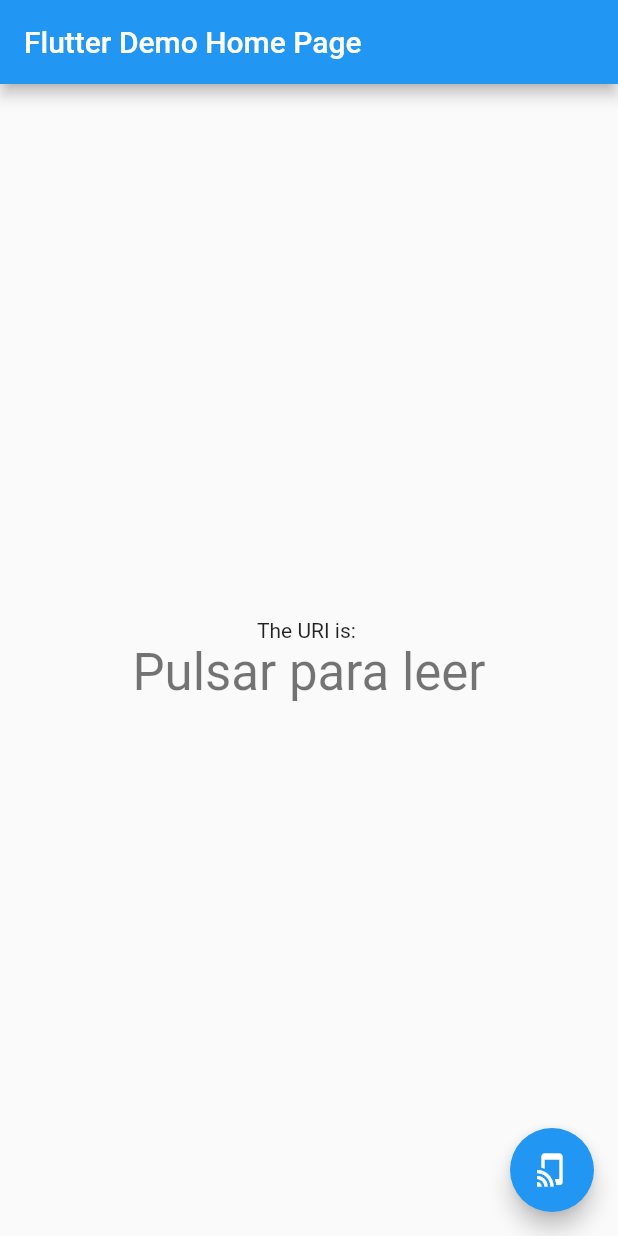
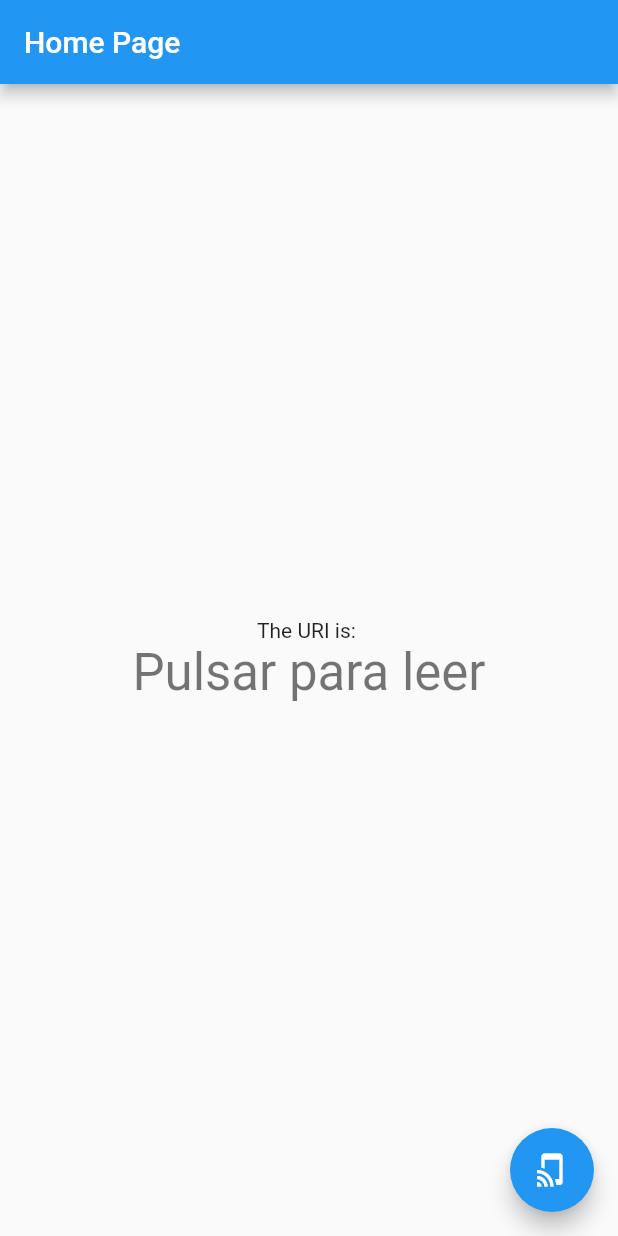
Before and after one commit to jorgefg4/flutter-nfc-app, a Flutter app: the screen it shows after launch, on a phone screen of 412 x 824 dp. Run offline on Flutter 3.47's test engine with Material 2 defaults, Android fonts, the light colour scheme and no system bars; missing offline and left inert: nfc_manager.

Commit message:
Change application name and code simplify

```diff
--- a/lib/main.dart
+++ b/lib/main.dart
@@ -12,14 +12,14 @@
 
 
 class MyApp extends StatelessWidget {
-  // const MyApp({Key? key}) : super(key: key);
-  const MyApp({super.key});
+
+  const MyApp({super.key});   //constructor
 
   // This widget is the root of your application.
   @override
   Widget build(BuildContext context) {
     return MaterialApp(
-      title: 'Flutter Demo',
+      title: 'NFC reader APP',
       theme: ThemeData(
         // This is the theme of your application.
         //
@@ -32,7 +32,7 @@
         // is not restarted.
         primarySwatch: Colors.blue,
       ),
-      home: const MyHomePage(title: 'Flutter Demo Home Page'),
+      home: const MyHomePage(title: 'Home Page'),
     );
   }
 }
@@ -56,9 +56,8 @@
 }
 
 class _MyHomePageState extends State<MyHomePage> {
-  int _counter = 0;
+
   String? _resultado;
-
 
   @override
   void initState() {
```
Also changed, not shown: pubspec.lock, 1 other file.
